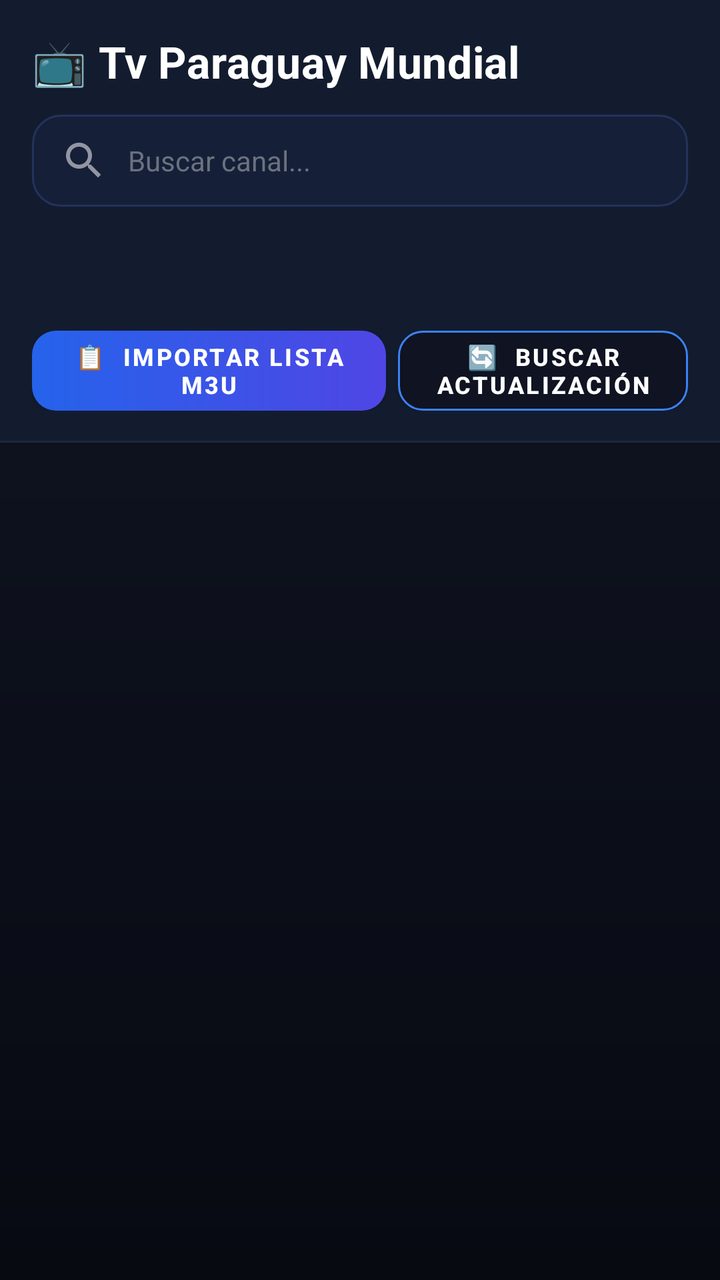
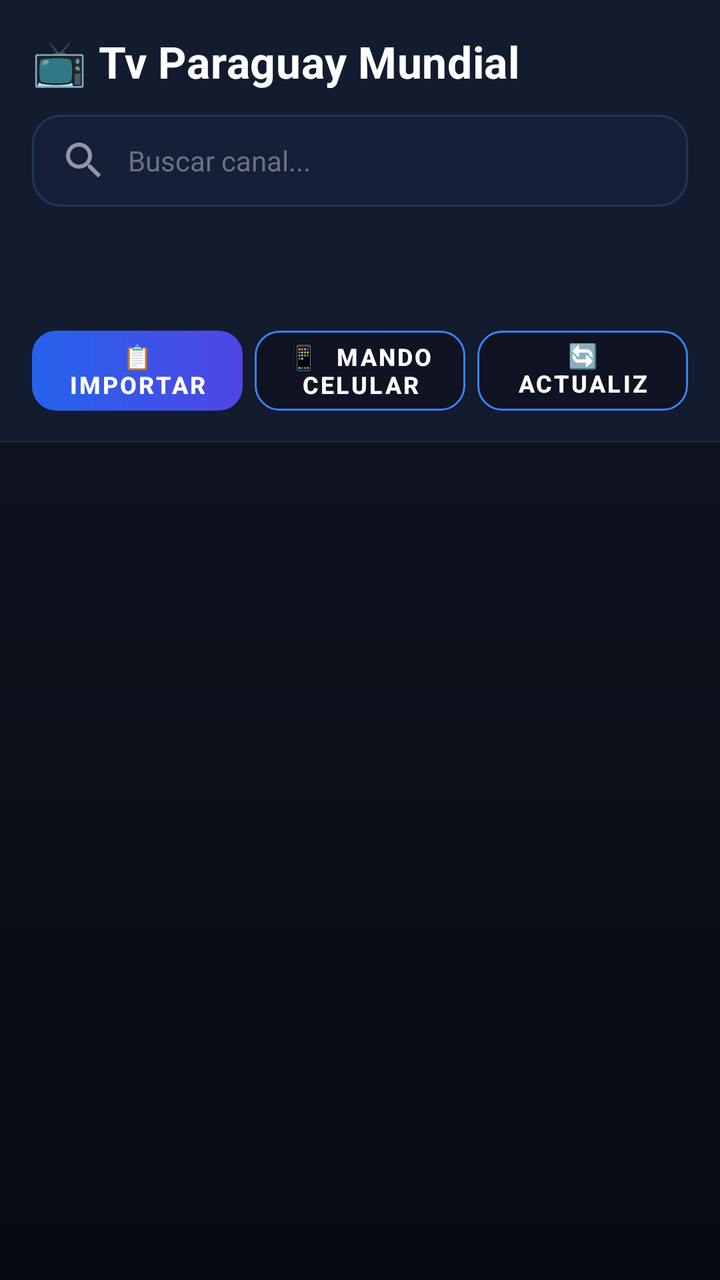

The first picture is an Android layout as it rendered before a commit; the second is the same layout after the commit. The layout source and the unified diff follow.
<!-- AndroidManifest.xml: application theme Theme.TVParaguay -->
<!-- res/layout/activity_main.xml -->
<?xml version="1.0" encoding="utf-8"?>
<LinearLayout xmlns:android="http://schemas.android.com/apk/res/android"
    xmlns:app="http://schemas.android.com/apk/res-auto"
    android:layout_width="match_parent"
    android:layout_height="match_parent"
    android:orientation="vertical"
    android:background="@drawable/bg_gradient"
    android:clipChildren="false"
    android:clipToPadding="false">

    
    <LinearLayout
        android:layout_width="match_parent"
        android:layout_height="wrap_content"
        android:orientation="vertical"
        android:padding="16dp"
        android:paddingBottom="12dp"
        android:background="@drawable/header_glass_bg">

        
        <LinearLayout
            android:layout_width="match_parent"
            android:layout_height="wrap_content"
            android:orientation="horizontal"
            android:gravity="center_vertical"
            android:layout_marginBottom="12dp">

            <TextView
                android:layout_width="0dp"
                android:layout_height="wrap_content"
                android:layout_weight="1"
                android:text="📺 Tv Paraguay Mundial"
                android:textSize="22sp"
                android:textStyle="bold"
                android:textColor="@color/white"
                android:letterSpacing="0.01" />

            <TextView
                android:id="@+id/tvM3uBadge"
                android:layout_width="wrap_content"
                android:layout_height="wrap_content"
                android:text="0 M3U"
                android:textColor="@color/white"
                android:textSize="11sp"
                android:textStyle="bold"
                android:paddingStart="8dp"
                android:paddingEnd="8dp"
                android:paddingTop="3dp"
                android:paddingBottom="3dp"
                android:background="@drawable/badge_bg"
                android:visibility="gone" />
        </LinearLayout>

        
        <EditText
            android:id="@+id/searchBar"
            android:layout_width="match_parent"
            android:layout_height="46dp"
            android:hint="Buscar canal..."
            android:textColorHint="#6B7280"
            android:textColor="@color/white"
            android:textSize="14sp"
            android:paddingStart="14dp"
            android:paddingEnd="14dp"
            android:drawableStart="@drawable/ic_search"
            android:drawablePadding="10dp"
            android:background="@drawable/search_bg"
            android:inputType="text"
            android:imeOptions="actionSearch"
            android:singleLine="true"
            android:layout_marginBottom="12dp" />

        
        <HorizontalScrollView
            android:layout_width="match_parent"
            android:layout_height="38dp"
            android:scrollbars="none"
            android:layout_marginBottom="12dp">
            <LinearLayout
                android:id="@+id/filterChipsContainer"
                android:layout_width="wrap_content"
                android:layout_height="match_parent"
                android:orientation="horizontal"
                android:gravity="center_vertical" />
        </HorizontalScrollView>

        
        <LinearLayout
            android:layout_width="match_parent"
            android:layout_height="40dp"
            android:orientation="horizontal">

            <Button
                android:id="@+id/btnImportM3u"
                android:layout_width="0dp"
                android:layout_height="match_parent"
                android:layout_weight="1.1"
                android:layout_marginEnd="6dp"
                android:text="📋  Importar lista M3U"
                android:textColor="@color/white"
                android:textSize="12sp"
                android:textStyle="bold"
                android:background="@drawable/btn_gradient_bg"
                app:backgroundTint="@null"
                android:insetTop="0dp"
                android:insetBottom="0dp" />

            <Button
                android:id="@+id/btnCheckUpdate"
                android:layout_width="0dp"
                android:layout_height="match_parent"
                android:layout_weight="0.9"
                android:text="🔄  Buscar Actualización"
                android:textColor="@color/white"
                android:textSize="12sp"
                android:textStyle="bold"
                android:background="@drawable/btn_secondary_bg"
                app:backgroundTint="@null"
                android:insetTop="0dp"
                android:insetBottom="0dp" />
        </LinearLayout>
    </LinearLayout>

    
    <LinearLayout
        android:layout_width="match_parent"
        android:layout_height="0dp"
        android:layout_weight="1"
        android:orientation="horizontal"
        android:clipChildren="false"
        android:clipToPadding="false">

        <FrameLayout
            android:layout_width="0dp"
            android:layout_height="match_parent"
            android:layout_weight="1"
            android:clipChildren="false"
            android:clipToPadding="false">

            <androidx.recyclerview.widget.RecyclerView
                android:id="@+id/recyclerView"
                android:layout_width="match_parent"
                android:layout_height="match_parent"
                android:padding="10dp"
                android:clipToPadding="true"
                android:clipChildren="true" />

            <TextView
                android:id="@+id/tvNoResults"
                android:layout_width="match_parent"
                android:layout_height="match_parent"
                android:gravity="center"
                android:text="😕 No se encontraron canales"
                android:textColor="#88FFFFFF"
                android:textSize="16sp"
                android:visibility="gone" />

            
            <LinearLayout
                android:id="@+id/layoutTutorial"
                android:layout_width="match_parent"
                android:layout_height="match_parent"
                android:orientation="vertical"
                android:gravity="top|center_horizontal"
                android:paddingStart="20dp"
                android:paddingEnd="20dp"
                android:paddingTop="6dp"
                android:paddingBottom="20dp"
                android:clipChildren="false"
                android:clipToPadding="false"
                android:visibility="gone">

                
                <ImageView
                    android:id="@+id/ivTutorialArrow"
                    android:layout_width="75dp"
                    android:layout_height="75dp"
                    android:src="@drawable/ic_straight_arrow_up"
                    android:layout_gravity="center_horizontal"
                    android:layout_marginBottom="6dp"
                    android:contentDescription="Flecha indicadora de importar" />

                <LinearLayout
                    android:layout_width="match_parent"
                    android:layout_height="wrap_content"
                    android:orientation="vertical"
                    android:background="@drawable/tutorial_card_bg"
                    android:padding="20dp"
                    android:gravity="center_horizontal">

                    <TextView
                        android:layout_width="wrap_content"
                        android:layout_height="wrap_content"
                        android:text="✨ ¡Bienvenido a Tv Paraguay!"
                        android:textColor="#FFFFFF"
                        android:textSize="18sp"
                        android:textStyle="bold"
                        android:layout_marginBottom="12dp" />

                    <TextView
                        android:layout_width="wrap_content"
                        android:layout_height="wrap_content"
                        android:text="Por políticas de la Google Play Store, la lista inicial está vacía.\n\nSigue estos dos sencillos pasos para activar los canales recomendados:"
                        android:textColor="#94A3B8"
                        android:textSize="13sp"
                        android:gravity="center"
                        android:layout_marginBottom="16dp" />

                    <TextView
                        android:layout_width="wrap_content"
                        android:layout_height="wrap_content"
                        android:text="1️⃣ Presiona el botón azul de arriba:\n     «📋 Importar lista M3U»\n\n2️⃣ En la siguiente pantalla, elige:\n     «🚀 Cargar Canales Recomendados»"
                        android:textColor="#FFFFFF"
                        android:textSize="14sp"
                        android:textStyle="bold"
                        android:lineSpacingExtra="4dp"
                        android:gravity="left" />
                </LinearLayout>
            </LinearLayout>

            
            <TextView
                android:id="@+id/tvAlphaPopup"
                android:layout_width="80dp"
                android:layout_height="80dp"
                android:layout_gravity="center"
                android:gravity="center"
                android:textColor="#FFFFFF"
                android:textSize="42sp"
                android:textStyle="bold"
                android:background="#CC1A1F2E"
                android:visibility="gone" />

        </FrameLayout>

        
        <LinearLayout
            android:id="@+id/alphaBar"
            android:layout_width="20dp"
            android:layout_height="match_parent"
            android:orientation="vertical"
            android:gravity="center_horizontal"
            android:paddingTop="8dp"
            android:paddingBottom="8dp"
            android:visibility="gone" />

    </LinearLayout>


    
    <LinearLayout
        android:id="@+id/deleteBar"
        android:layout_width="match_parent"
        android:layout_height="wrap_content"
        android:orientation="horizontal"
        android:gravity="center_vertical"
        android:padding="12dp"
        android:background="#CC1A1F2E"
        android:visibility="gone">

        <TextView
            android:id="@+id/tvDeleteCount"
            android:layout_width="0dp"
            android:layout_height="wrap_content"
            android:layout_weight="1"
            android:textColor="#FFFFFF"
            android:textSize="14sp"
            android:textStyle="bold"
            android:text="0 seleccionados" />

        <Button
            android:id="@+id/btnCancelDelete"
            android:layout_width="wrap_content"
            android:layout_height="36dp"
            android:text="Cancelar"
            android:textColor="#FFFFFF"
            android:textSize="12sp"
            android:backgroundTint="#334155"
            android:insetTop="0dp"
            android:insetBottom="0dp"
            android:layout_marginEnd="8dp" />

        <Button
            android:id="@+id/btnConfirmDelete"
            android:layout_width="wrap_content"
            android:layout_height="36dp"
            android:text="🗑 Eliminar"
            android:textColor="#FFFFFF"
            android:textSize="12sp"
            android:backgroundTint="#B91C1C"
            android:insetTop="0dp"
            android:insetBottom="0dp" />

    </LinearLayout>

</LinearLayout>
<!-- resources referenced by this layout -->
<resources>
  <color name="white">#FFFFFF</color>
  <!-- drawable badge_bg (drawable) -->
  <?xml version="1.0" encoding="utf-8"?>
  <shape xmlns:android="http://schemas.android.com/apk/res/android"
      android:shape="rectangle">
      <corners android:radius="12dp" />
      <solid android:color="#1E3A5F" />
      <stroke android:width="1dp" android:color="@color/accent" />
  </shape>
  <!-- drawable bg_gradient (drawable) -->
  <?xml version="1.0" encoding="utf-8"?>
  <shape xmlns:android="http://schemas.android.com/apk/res/android"
      android:shape="rectangle">
      <gradient
          android:startColor="#111625"
          android:endColor="#080A12"
          android:angle="270" />
  </shape>
  <!-- drawable btn_gradient_bg (drawable) -->
  <?xml version="1.0" encoding="utf-8"?>
  <shape xmlns:android="http://schemas.android.com/apk/res/android"
      android:shape="rectangle">
      <corners android:radius="12dp" />
      <gradient
          android:startColor="#2563EB"
          android:endColor="#4F46E5"
          android:angle="0" />
  </shape>
  <!-- drawable btn_secondary_bg (drawable) -->
  <?xml version="1.0" encoding="utf-8"?>
  <shape xmlns:android="http://schemas.android.com/apk/res/android"
      android:shape="rectangle">
      <corners android:radius="12dp" />
      <solid android:color="#0F1322" />
      <stroke android:width="1dp" android:color="#3B82F6" />
  </shape>
  <!-- drawable header_glass_bg (drawable) -->
  <?xml version="1.0" encoding="utf-8"?>
  <layer-list xmlns:android="http://schemas.android.com/apk/res/android">
      
      <item>
          <shape android:shape="rectangle">
              <solid android:color="#1E293B" />
          </shape>
      </item>
      
      <item android:bottom="1dp">
          <shape android:shape="rectangle">
              <solid android:color="#B30F172A" />
          </shape>
      </item>
  </layer-list>
  <!-- drawable ic_search (drawable) -->
  <vector xmlns:android="http://schemas.android.com/apk/res/android"
      android:width="24dp"
      android:height="24dp"
      android:viewportWidth="24"
      android:viewportHeight="24">
    <path
        android:pathData="M15.5,14h-0.79l-0.28,-0.27C15.41,12.59 16,11.11 16,9.5 16,5.91 13.09,3 9.5,3S3,5.91 3,9.5 5.91,16 9.5,16c1.61,0 3.09,-0.59 4.23,-1.57l0.27,0.28v0.79l5,4.99L20.49,19l-4.99,-5zM9.5,14C7.01,14 5,11.99 5,9.5S7.01,5 9.5,5 14,7.01 14,9.5 11.99,14 9.5,14z"
        android:fillColor="#88FFFFFF"/>
  </vector>
  <!-- drawable search_bg (drawable) -->
  <?xml version="1.0" encoding="utf-8"?>
  <shape xmlns:android="http://schemas.android.com/apk/res/android"
      android:shape="rectangle">
      <corners android:radius="14dp" />
      <solid android:color="#161F38" />
      <stroke android:width="1dp" android:color="#24335C" />
  </shape>
  <!-- drawable tutorial_card_bg (drawable) -->
  <?xml version="1.0" encoding="utf-8"?>
  <shape xmlns:android="http://schemas.android.com/apk/res/android"
      android:shape="rectangle">
      <corners android:radius="16dp" />
      <solid android:color="#161F30" />
      <stroke android:width="1.5dp" android:color="#3B82F6" />
  </shape>
  <style name="Theme.TVParaguay" parent="Theme.MaterialComponents.DayNight.NoActionBar">
          <item name="colorPrimary">@color/accent</item>
          <item name="colorPrimaryVariant">@color/header_bg</item>
          <item name="colorOnPrimary">@color/white</item>
          <item name="android:windowBackground">@color/bg_dark</item>
          <item name="android:statusBarColor">@color/header_bg</item>
          <item name="android:navigationBarColor">@color/bg_dark</item>
      </style>
  <color name="accent">#3B82F6</color>
  <color name="header_bg">#0F172A</color>
  <color name="bg_dark">#090D1A</color>
  <!-- unchanged entries left out for length: 1 -->
</resources>

<!-- the commit's change to res/layout/activity_main.xml (unified diff, before → after) -->
@@ -94,9 +94,9 @@
                 android:id="@+id/btnImportM3u"
                 android:layout_width="0dp"
                 android:layout_height="match_parent"
-                android:layout_weight="1.1"
+                android:layout_weight="1"
                 android:layout_marginEnd="6dp"
-                android:text="📋  Importar lista M3U"
+                android:text="📋  Importar"
                 android:textColor="@color/white"
                 android:textSize="12sp"
                 android:textStyle="bold"
@@ -106,11 +106,26 @@
                 android:insetBottom="0dp" />
 
             <Button
+                android:id="@+id/btnRemoteControl"
+                android:layout_width="0dp"
+                android:layout_height="match_parent"
+                android:layout_weight="1"
+                android:layout_marginEnd="6dp"
+                android:text="📱  Mando Celular"
+                android:textColor="@color/white"
+                android:textSize="12sp"
+                android:textStyle="bold"
+                android:background="@drawable/btn_secondary_bg"
+                app:backgroundTint="@null"
+                android:insetTop="0dp"
+                android:insetBottom="0dp" />
+
+            <Button
                 android:id="@+id/btnCheckUpdate"
                 android:layout_width="0dp"
                 android:layout_height="match_parent"
-                android:layout_weight="0.9"
-                android:text="🔄  Buscar Actualización"
+                android:layout_weight="1"
+                android:text="🔄  Actualizar"
                 android:textColor="@color/white"
                 android:textSize="12sp"
                 android:textStyle="bold"
